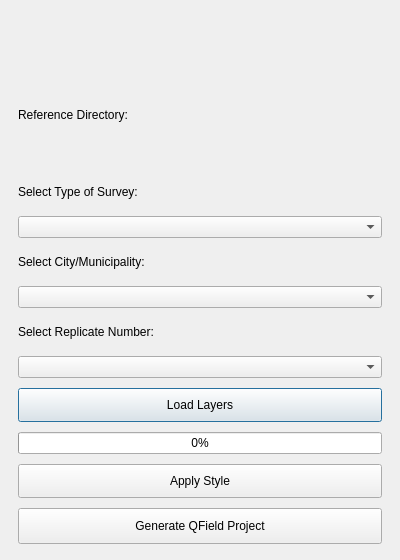
Old version of the form loader_dialog.ui in the repository Syano18/GeoFASU_Mod.
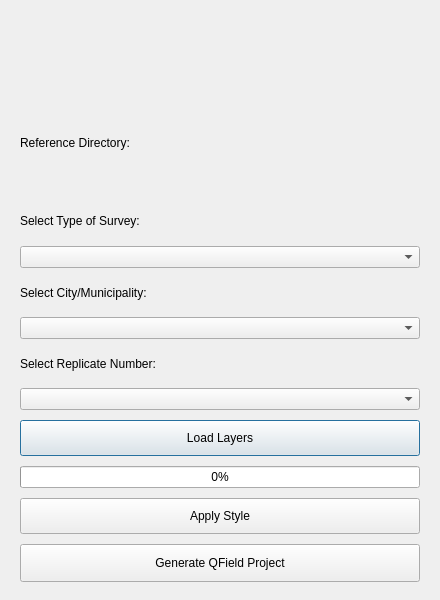
New version of the form. Custom widgets are drawn as their Qt base class.

Commit message: Adjusted Window

```diff
--- a/loader_dialog.ui
+++ b/loader_dialog.ui
@@ -6,14 +6,14 @@
    <rect>
     <x>0</x>
     <y>0</y>
-    <width>400</width>
-    <height>560</height>
+    <width>440</width>
+    <height>600</height>
    </rect>
   </property>
   <property name="minimumSize">
    <size>
-    <width>370</width>
-    <height>540</height>
+    <width>410</width>
+    <height>580</height>
    </size>
   </property>
   <property name="windowTitle">
@@ -24,29 +24,29 @@
     <number>10</number>
    </property>
    <property name="leftMargin">
-    <number>18</number>
+    <number>20</number>
    </property>
    <property name="topMargin">
-    <number>16</number>
+    <number>18</number>
    </property>
    <property name="rightMargin">
-    <number>18</number>
+    <number>20</number>
    </property>
    <property name="bottomMargin">
-    <number>16</number>
+    <number>18</number>
    </property>
    <item>
     <widget class="QLabel" name="iconLabel">
      <property name="minimumSize">
       <size>
        <width>0</width>
-       <height>75</height>
+       <height>100</height>
       </size>
      </property>
      <property name="maximumSize">
       <size>
        <width>16777215</width>
-       <height>90</height>
+       <height>120</height>
       </size>
      </property>
      <property name="text">
@@ -106,7 +106,7 @@
      <property name="minimumSize">
       <size>
        <width>0</width>
-       <height>34</height>
+       <height>36</height>
       </size>
      </property>
      <property name="cursor">
@@ -132,7 +132,7 @@
      <property name="minimumSize">
       <size>
        <width>0</width>
-       <height>34</height>
+       <height>36</height>
       </size>
      </property>
      <property name="cursor">
@@ -148,7 +148,7 @@
      <property name="minimumSize">
       <size>
        <width>0</width>
-       <height>36</height>
+       <height>38</height>
       </size>
      </property>
      <property name="cursor">
```
The commit also changes 3 other files.
